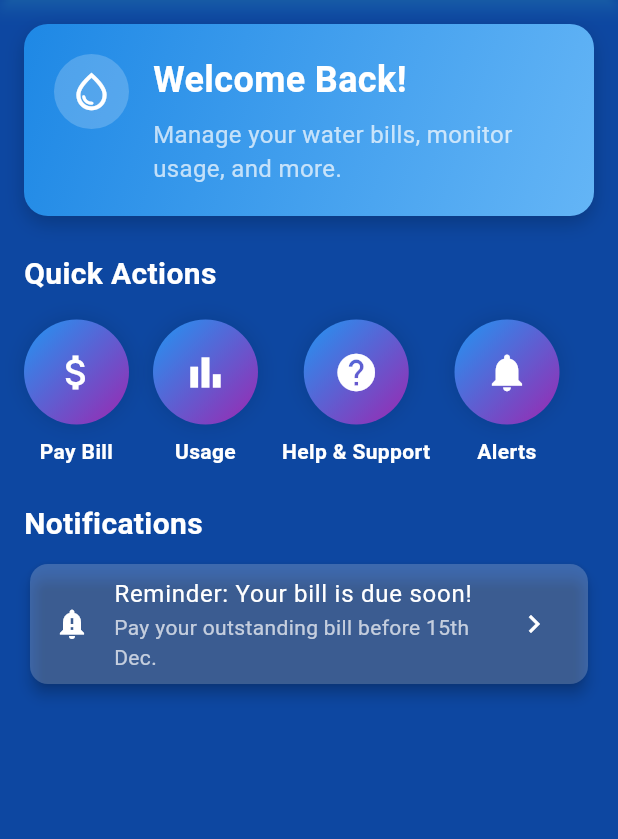
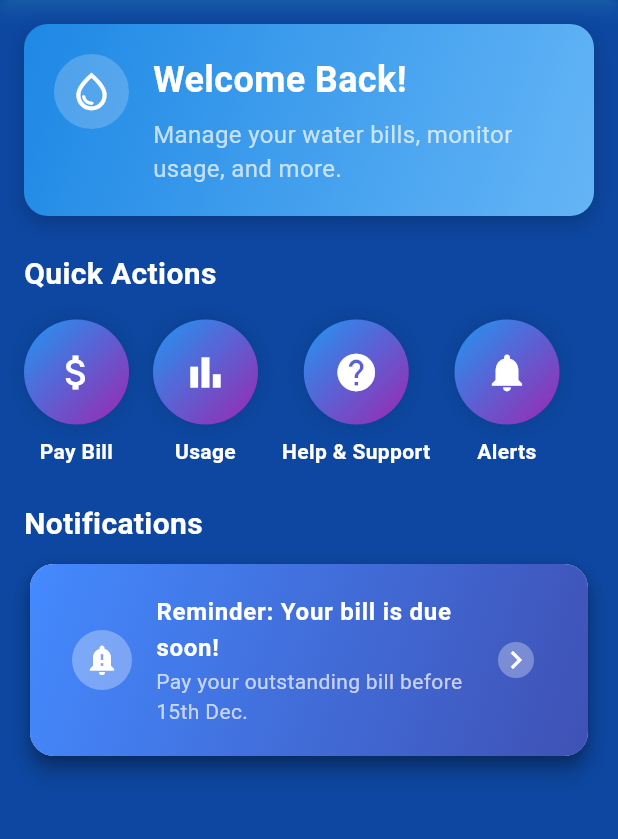
Before and after one commit to NexusGKSoftwares/pure_waters_app, a Flutter app: the screen it shows after launch, on a phone screen of 412 x 824 dp, the part 84-923 px from its top. Run offline on Flutter 3.47's test engine with Material 3 defaults, Android fonts, the phone set to English and light mode, and no system bars.

Commit message:
changes to major

```diff
--- a/lib/screens/dashboard_screen.dart
+++ b/lib/screens/dashboard_screen.dart
@@ -1,6 +1,6 @@
 import 'package:flutter/material.dart';
-import 'alertsscreen.dart';
-import 'helpsupportscreen.dart';
+import 'alerts_screen.dart';
+import 'help_support_screen.dart';
 import 'bill_payment_screen.dart';
 import 'usage_screen.dart';
 
@@ -10,7 +10,7 @@ class DashboardScreen extends StatelessWidget {
   @override
   Widget build(BuildContext context) {
     return Scaffold(
-      backgroundColor: Colors.blue[900], // Full-page blue background
+      backgroundColor: Colors.blue[900],
       appBar: AppBar(
         title: const Text(
           'Pure Waters Dashboard',
@@ -20,7 +20,8 @@ class DashboardScreen extends StatelessWidget {
             color: Colors.white,
           ),
         ),
-        centerTitle: true, // Centers the title
+        centerTitle: true,
+        // Centers the title
         flexibleSpace: Container(
           decoration: const BoxDecoration(
             gradient: LinearGradient(
@@ -50,12 +51,13 @@ class DashboardScreen extends StatelessWidget {
             // Handle menu action
           },
         ),
-        elevation: 4, // Adds slight shadow for depth
+        elevation: 4,
+        // Adds slight shadow for depth
         shadowColor: Colors.lightBlueAccent.withOpacity(0.5), // Shadow color
       ),
 
 
-        body: SingleChildScrollView(
+      body: SingleChildScrollView(
         child: Padding(
           padding: const EdgeInsets.all(16.0),
           child: Column(
@@ -97,7 +99,6 @@ class DashboardScreen extends StatelessWidget {
       ),
     );
   }
-
 
 
   Widget _buildWelcomeBanner() {
@@ -250,23 +251,64 @@ class DashboardScreen extends StatelessWidget {
     );
   }
 
-  // Notification Card Widget
+
   Widget _buildNotificationCard() {
     return Card(
-      elevation: 4,
-      shape: RoundedRectangleBorder(borderRadius: BorderRadius.circular(12)),
-      color: Colors.white.withOpacity(0.2), // Semi-transparent white background
-      child: const ListTile(
-        leading: Icon(Icons.notification_important, color: Colors.white),
-        title: Text(
-          'Reminder: Your bill is due soon!',
-          style: TextStyle(color: Colors.white),
+      elevation: 6,
+      shape: RoundedRectangleBorder(borderRadius: BorderRadius.circular(16)),
+      child: Container(
+        decoration: BoxDecoration(
+          borderRadius: BorderRadius.circular(16),
+          gradient: const LinearGradient(
+            colors: [Colors.blueAccent, Colors.indigo],
+            begin: Alignment.topLeft,
+            end: Alignment.bottomRight,
+          ),
+          boxShadow: [
+            BoxShadow(
+              color: Colors.black.withOpacity(0.2),
+              blurRadius: 10,
+              offset: const Offset(0, 5),
+            ),
+          ],
         ),
-        subtitle: Text(
-          'Pay your outstanding bill before 15th Dec.',
-          style: TextStyle(color: Colors.white70),
+        child: Padding(
+          padding: const EdgeInsets.all(12.0),
+          child: ListTile(
+            leading: CircleAvatar(
+              backgroundColor: Colors.white.withOpacity(0.3),
+              child: const Icon(
+                Icons.notification_important,
+                color: Colors.white,
+              ),
+            ),
+            title: const Text(
+              'Reminder: Your bill is due soon!',
+              style: TextStyle(
+                color: Colors.white,
+                fontWeight: FontWeight.bold,
+                fontSize: 16,
+              ),
+            ),
+            subtitle: const Text(
+              'Pay your outstanding bill before 15th Dec.',
+              style: TextStyle(
+                color: Colors.white70,
+                fontSize: 14,
+              ),
+            ),
+            trailing: Container(
+              decoration: BoxDecoration(
+                shape: BoxShape.circle,
+                color: Colors.white.withOpacity(0.3),
+              ),
+              child: const Icon(
+                Icons.chevron_right,
+                color: Colors.white,
+              ),
+            ),
+          ),
         ),
-        trailing: Icon(Icons.chevron_right, color: Colors.white),
       ),
     );
   }
```
Also changed, not shown: lib/screens/alerts_screen.dart (renamed from lib/screens/alertsscreen.dart), lib/screens/help_support_screen.dart (renamed from lib/screens/helpsupportscreen.dart).
